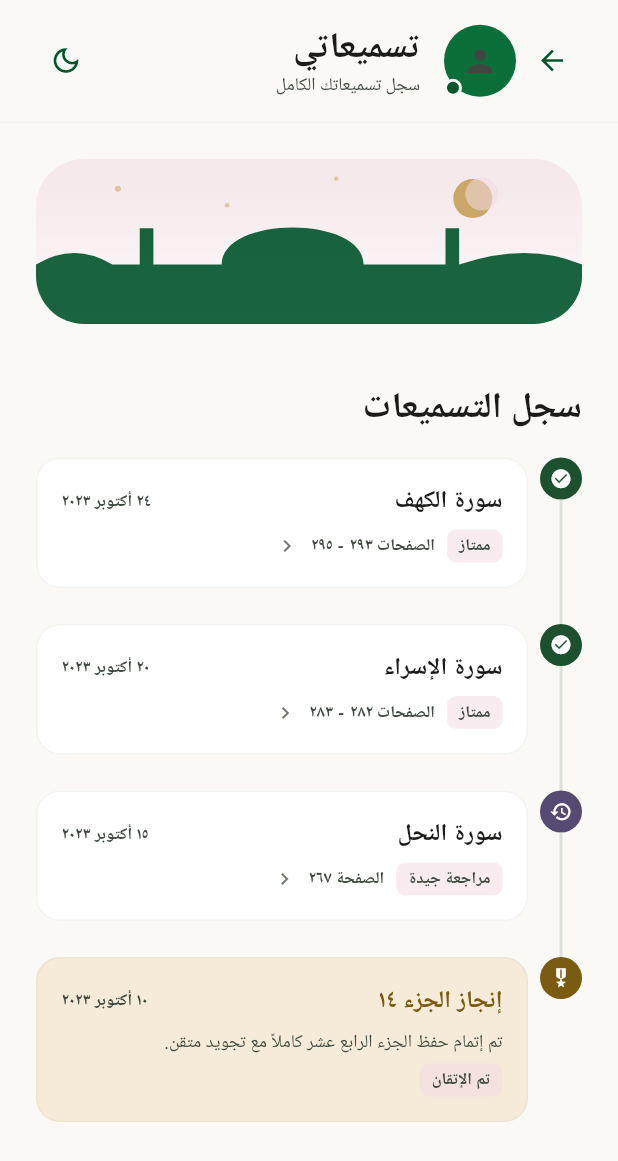
After one commit to shamalali7274/projecct2, a Flutter app: the MyRecitationsPage screen opened directly, on a phone screen of 412 x 824 dp. The commit adds this screen. Shown: the top 1161 px of the screen. Run offline on Flutter 3.47's test engine with Material 3 defaults, Android fonts, the phone set to English and light mode, and no system bars; our stand-ins replace dio, flutter_bloc, flutter_secure_storage, google_fonts, shared_preferences; accounts and stored records are empty; Roboto replaces fonts that are missing (Amiri, Tajawal).

Commit message:
add api logout student +quranPages in student

```diff
--- /dev/null
+++ b/lib/features/recitation/domain/entities/quran_page_entity.dart
@@ -0,0 +1,12 @@
+import 'quran_word_entity.dart';
+
+/// صفحة واحدة من صفحات المصحف ضمن إنجاز/تسميع معيّن — نصّها مقسّم
+/// لكلمات (QuranWordEntity) وكل كلمة معها لون التظليل اللي حطّته
+/// الأنسة وقت التسميع الفعلي. هاي البيانات تُقرأ فقط بجانب الطالبة
+/// (read-only) — التعديل عليها من صلاحية الأنسة حصراً.
+class QuranPageEntity {
+  const QuranPageEntity({required this.pageNumber, required this.words});
+
+  final int pageNumber;
+  final List<QuranWordEntity> words;
+}
--- a/lib/features/student_detail/domain/entities/achievement_entity.dart
+++ b/lib/features/student_detail/domain/entities/achievement_entity.dart
@@ -1,3 +1,5 @@
+import '../../../recitation/domain/entities/quran_page_entity.dart';
+
 /// حالة الإنجاز — تتحكم بلون/أيقونة نقطة الخط الزمني تلقائياً.
 enum AchievementStatus { excellent, goodReview, milestone }
 
@@ -11,6 +13,7 @@ class AchievementEntity {
     required this.statusLabel,
     required this.status,
     this.note,
+    this.quranPages,
   });
 
   final String id;
@@ -20,4 +23,10 @@ class AchievementEntity {
   final String statusLabel;
   final AchievementStatus status;
   final String? note;
+
+  /// صفحات المصحف الخاصة بهاد التسميع بالضبط، مع تظليل الأخطاء/الملاحظات
+  /// يلي حطّتها الأنسة وقتها. null أو قائمة فاضية = هاد الإنجاز ما
+  /// إله صفحات قرآن مرتبطة (متل "تم إتقان الجزء ١٤" العام)، فبيصير
+  /// التاب غير قابل للضغط بسجل الإنجازات.
+  final List<QuranPageEntity>? quranPages;
 }
--- a/lib/features/student_detail/presentation/widgets/achievement_timeline_tile.dart
+++ b/lib/features/student_detail/presentation/widgets/achievement_timeline_tile.dart
@@ -11,10 +11,17 @@ class AchievementTimelineTile extends StatelessWidget {
     super.key,
     required this.achievement,
     required this.isLast,
+    this.onTap,
   });
 
   final AchievementEntity achievement;
   final bool isLast;
+
+  /// اختياري: لو تم تمريره (متل صفحة "تسميعاتي" عند الطالبة)، الضغط
+  /// على البطاقة بيفتح مراجعة القرآن الخاصة بهاد الإنجاز. بجانب
+  /// الأنسة (StudentDetailPage) ما تم تمريره فبتضل البطاقة بشكلها
+  /// الحالي بدون أي تغيير بالسلوك.
+  final VoidCallback? onTap;
 
   @override
   Widget build(BuildContext context) {
@@ -65,7 +72,13 @@ class AchievementTimelineTile extends StatelessWidget {
           Expanded(
             child: Padding(
               padding: const EdgeInsets.only(bottom: AppSpacing.lg),
-              child: Container(
+              child: Material(
+                color: Colors.transparent,
+                borderRadius: BorderRadius.circular(AppRadius.md),
+                child: InkWell(
+                  onTap: onTap,
+                  borderRadius: BorderRadius.circular(AppRadius.md),
+                  child: Container(
                 padding: const EdgeInsets.all(AppSpacing.md),
                 decoration: BoxDecoration(
                   color: isMilestone
@@ -111,9 +124,13 @@ class AchievementTimelineTile extends StatelessWidget {
                         ),
                         if (achievement.pagesLabel.isNotEmpty)
                           Text(achievement.pagesLabel, style: textTheme.labelSmall),
+                        if (onTap != null)
+                          Icon(Icons.chevron_left, size: 16, color: scheme.outline),
                       ],
                     ),
                   ],
+                ),
+                  ),
                 ),
               ),
             ),
--- /dev/null
+++ b/lib/features/student_recitations/presentation/pages/my_recitations_page.dart
@@ -0,0 +1,150 @@
+import 'package:flutter/material.dart';
+import '../../../../core/theme/app_dimensions.dart';
+import '../../../../core/theme/quran_accent_colors.dart';
+import '../../../../core/widgets/app_top_bar.dart';
+import '../../../../core/widgets/theme_toggle_button.dart';
+import '../../../../core/widgets/islamic_hero_illustration.dart';
+import '../../../recitation/domain/entities/quran_page_entity.dart';
+import '../../../recitation/domain/entities/quran_word_entity.dart';
+import '../../../student_detail/domain/entities/achievement_entity.dart';
+import '../../../student_detail/presentation/widgets/achievement_timeline_tile.dart';
+import 'student_recitation_review_page.dart';
+
+/// صفحة "تسميعاتي" — نفس تصميم صفحة سجل الإنجازات المستخدمة عند
+/// الأنسة تماماً (AchievementTimelineTile نفسه)، بس من منظور الطالبة
+/// لسجل تسميعها الخاص فيها هي بس. تُفتح من تبويب "تسميعاتي" بالبار
+/// السفلي (بدّلنا فيه مكان "الفعاليات").
+///
+/// الضغط على أي إنجاز فيه صفحات مصحف مرتبطة (quranPages) بيفتح
+/// StudentRecitationReviewPage لعرض بالضبط شو سمّعت وكيف صحّحت
+/// الأنسة أخطاءها، بشكل قراءة فقط.
+class MyRecitationsPage extends StatefulWidget {
+  const MyRecitationsPage({super.key});
+
+  @override
+  State<MyRecitationsPage> createState() => _MyRecitationsPageState();
+}
+
+class _MyRecitationsPageState extends State<MyRecitationsPage> {
+  // TODO: استبدال هذه القائمة لاحقاً عبر StudentRecitationsCubit + Dio
+  // (GET /me/achievements) — بنفس شكل AchievementEntity المستخدم
+  // أصلاً بجانب الأنسة، فقط الفرق إنو المصدر هون "أنا" بدل طالبة
+  // محددة تختارها الأنسة من قائمة.
+  late final List<AchievementEntity> _achievements = _buildMockAchievements();
+
+  List<AchievementEntity> _buildMockAchievements() {
+    return [
+      AchievementEntity(
+        id: '1',
+        title: 'سورة الكهف',
+        dateLabel: '٢٤ أكتوبر ٢٠٢٣',
+        pagesLabel: 'الصفحات ٢٩٣ - ٢٩٥',
+        statusLabel: 'ممتاز',
+        status: AchievementStatus.excellent,
+        quranPages: _mockPages(surahIntro: true, count: 3, fromPage: 293),
+      ),
+      AchievementEntity(
+        id: '2',
+        title: 'سورة الإسراء',
+        dateLabel: '٢٠ أكتوبر ٢٠٢٣',
+        pagesLabel: 'الصفحات ٢٨٢ - ٢٨٣',
+        statusLabel: 'ممتاز',
+        status: AchievementStatus.excellent,
+        quranPages: _mockPages(surahIntro: false, count: 2, fromPage: 282),
+      ),
+      AchievementEntity(
+        id: '3',
+        title: 'سورة النحل',
+        dateLabel: '١٥ أكتوبر ٢٠٢٣',
+        pagesLabel: 'الصفحة ٢٦٧',
+        statusLabel: 'مراجعة جيدة',
+        status: AchievementStatus.goodReview,
+        quranPages: _mockPages(surahIntro: false, count: 1, fromPage: 267),
+      ),
+      const AchievementEntity(
+        id: '4',
+        title: 'إنجاز الجزء ١٤',
+        dateLabel: '١٠ أكتوبر ٢٠٢٣',
+        pagesLabel: '',
+        statusLabel: 'تم الإتقان',
+        status: AchievementStatus.milestone,
+        note: 'تم إتمام حفظ الجزء الرابع عشر كاملاً مع تجويد متقن.',
+        // بدون quranPages عمداً: هاد إنجاز عام (اجتياز جزء) مو تسميع
+        // صفحة محددة، فبتضل بطاقته غير قابلة للضغط.
+      ),
+    ];
+  }
+
+  /// توليد صفحات تجريبية للعرض فقط (بنفس نص الفاتحة المستخدم بصفحة
+  /// المصحف عند الأنسة) — لحد ما يرتبط الـ endpoint الفعلي لجلب نص
+  /// كل صفحة تسميع مع تظليلها الحقيقي.
+  List<QuranPageEntity> _mockPages({
+    required bool surahIntro,
+    required int count,
+    required int fromPage,
+  }) {
+    const text = 'الْحَمْدُ لِلَّهِ الَّذِي أَنْزَلَ عَلَى عَبْدِهِ الْكِتَابَ '
+        'وَلَمْ يَجْعَلْ لَهُ عِوَجًا قَيِّمًا لِيُنْذِرَ بَأْسًا '
+        'شَدِيدًا مِنْ لَدُنْهُ وَيُبَشِّرَ الْمُؤْمِنِينَ الَّذِينَ '
+        'يَعْمَلُونَ الصَّالِحَاتِ أَنَّ لَهُمْ أَجْرًا حَسَنًا';
+    final words = text.split(' ');
+
+    return List.generate(count, (pageIndex) {
+      return QuranPageEntity(
+        pageNumber: fromPage + pageIndex,
+        words: List.generate(words.length, (i) {
+          // تلوين تجريبي متكرر فقط لإظهار شكل الدليل — التلوين
+          // الحقيقي رح ييجي من ملاحظات الأنسة الفعلية بالباك ايند.
+          final highlight = (i == 2 + pageIndex)
+              ? WordHighlightColor.red
+              : (i == 6)
+                  ? WordHighlightColor.blue
+                  : (i == 10)
+                      ? WordHighlightColor.green
+                      : WordHighlightColor.none;
+          return QuranWordEntity(id: '$pageIndex-$i', text: words[i], highlight: highlight);
+        }),
+      );
+    });
+  }
+
+  void _openReview(AchievementEntity achievement) {
+    final pages = achievement.quranPages;
+    if (pages == null || pages.isEmpty) return;
+
+    Navigator.of(context).push(
+      MaterialPageRoute(
+        builder: (_) => StudentRecitationReviewPage(title: achievement.title, pages: pages),
+      ),
+    );
+  }
+
+  @override
+  Widget build(BuildContext context) {
+    return Scaffold(
+      appBar: AppTopBar(
+        title: 'تسميعاتي',
+        subtitle: 'سجل تسميعاتك الكامل',
+        avatarUrl: '',
+        trailing: const ThemeToggleButton(),
+      ),
+      body: ListView(
+        padding: const EdgeInsets.fromLTRB(AppSpacing.lg, AppSpacing.lg, AppSpacing.lg, 120),
+        children: [
+          const IslamicHeroIllustration(height: 110),
+          const SizedBox(height: AppSpacing.xxl),
+          Text('سجل التسميعات', style: Theme.of(context).textTheme.headlineSmall),
+          const SizedBox(height: AppSpacing.md),
+          for (int i = 0; i < _achievements.length; i++)
+            AchievementTimelineTile(
+              achievement: _achievements[i],
+              isLast: i == _achievements.length - 1,
+              onTap: _achievements[i].quranPages == null || _achievements[i].quranPages!.isEmpty
+                  ? null
+                  : () => _openReview(_achievements[i]),
+            ),
+        ],
+      ),
+    );
+  }
+}
```
Also changed, not shown: lib/features/dashboard/presentation/pages/dashboard_page.dart (+22 -1 lines), lib/features/recitation/presentation/widgets/highlightable_word.dart (+21 -8 lines), lib/features/settings/presentation/pages/settings_page.dart (+32 -41 lines), lib/features/student_home/presentation/pages/student_home_placeholder_page.dart (+36 -2 lines), lib/features/student_recitations/presentation/pages/student_recitation_review_page.dart (added, +220 -0 lines), lib/features/students/presentation/pages/students_list_page.dart (+20 -1 lines).
